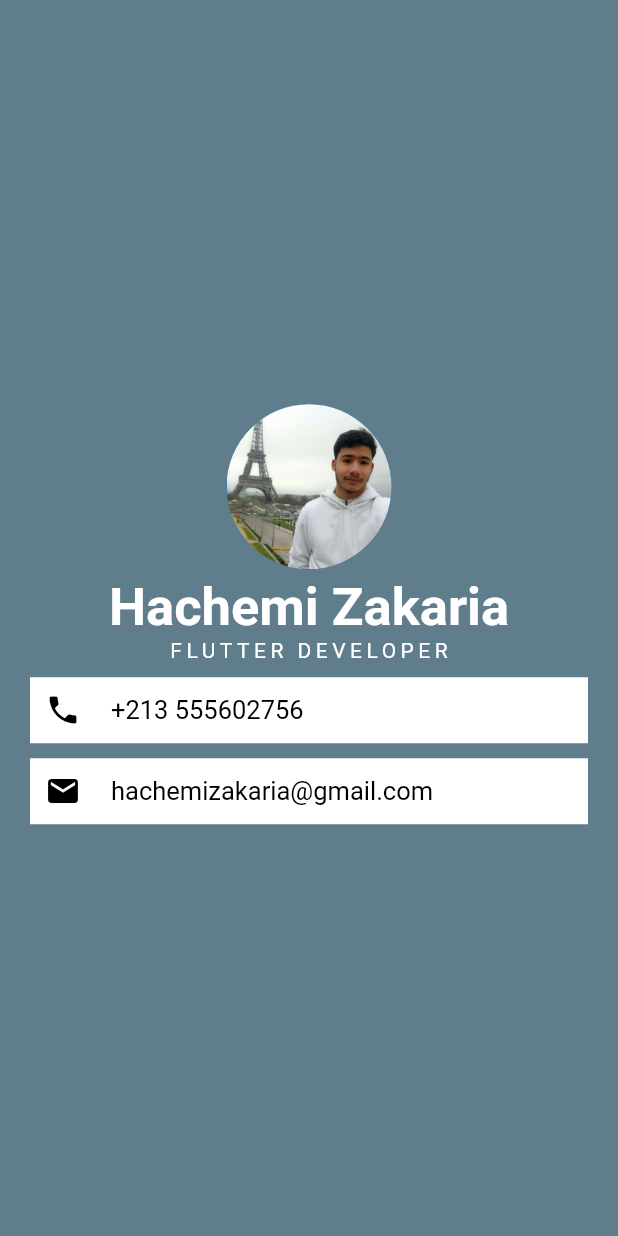
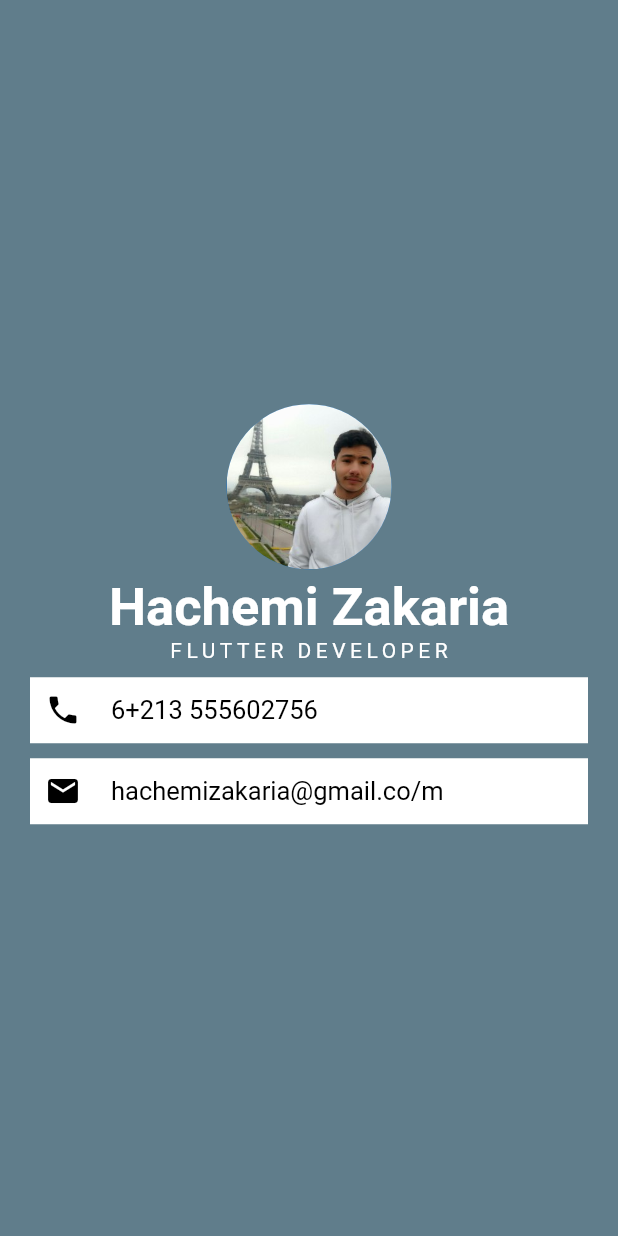
Before and after one commit to HachemiZakariaZineElAbidine/MiCard, a Flutter app: the screen it shows after launch, on a phone screen of 412 x 824 dp. Run offline on Flutter 3.47's test engine with Material 2 defaults, Android fonts, the phone set to English and light mode, and no system bars; Roboto replaces fonts that are missing (Galada, Source).

Commit message:
Update main.dart

```diff
--- a/lib/main.dart
+++ b/lib/main.dart
@@ -51,7 +51,7 @@ class MyApp extends StatelessWidget {
                     ),
                     SizedBox(width: 20),
                     Text(
-                      '+213 555602756',
+                      '6+213 555602756',
                       style: TextStyle(
                           color: Colors.black,
                           fontSize: 17,
@@ -72,7 +72,7 @@ class MyApp extends StatelessWidget {
                     ),
                     SizedBox(width: 20),
                     Text(
-                      'hachemizakaria@gmail.com',
+                      'hachemizakaria@gmail.co/m',
                       style: TextStyle(
                           color: Colors.black,
                           fontFamily: 'Source',
```
